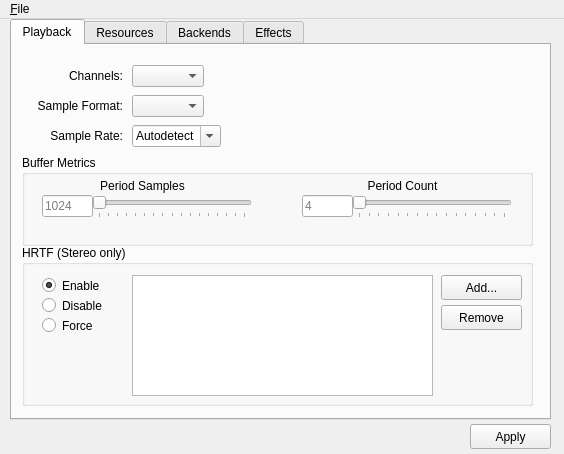
This is 3rdparty/openal-soft/utils/alsoft-config/mainwindow.ui in Sponk/NeoEditor as Qt 5 draws it before an edit. The edited form follows.
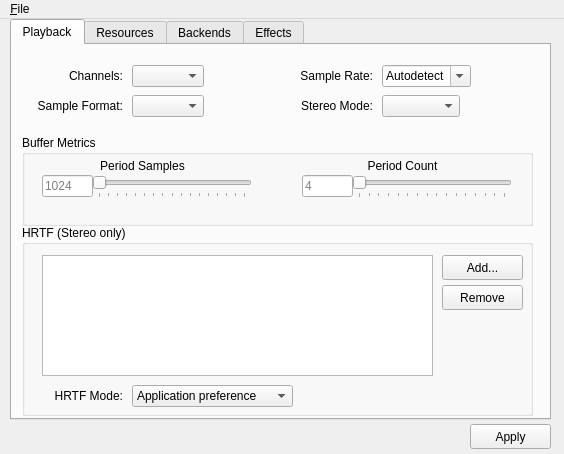
This is the edited form. Icons and pictures are not drawn.

What changed in the file:
```diff
--- a/3rdparty/openal-soft/utils/alsoft-config/mainwindow.ui
+++ b/3rdparty/openal-soft/utils/alsoft-config/mainwindow.ui
@@ -123,8 +123,8 @@
      <widget class="QComboBox" name="sampleRateCombo">
       <property name="geometry">
        <rect>
-        <x>120</x>
-        <y>80</y>
+        <x>370</x>
+        <y>20</y>
         <width>96</width>
         <height>22</height>
        </rect>
@@ -190,9 +190,9 @@
      <widget class="QLabel" name="label_7">
       <property name="geometry">
        <rect>
-        <x>10</x>
-        <y>80</y>
-        <width>101</width>
+        <x>280</x>
+        <y>20</y>
+        <width>81</width>
         <height>21</height>
        </rect>
       </property>
@@ -207,73 +207,20 @@
       <property name="geometry">
        <rect>
         <x>10</x>
-        <y>200</y>
+        <y>180</y>
         <width>511</width>
-        <height>161</height>
+        <height>191</height>
        </rect>
       </property>
       <property name="title">
        <string>HRTF (Stereo only)</string>
       </property>
-      <widget class="QRadioButton" name="hrtfEnableButton">
-       <property name="geometry">
-        <rect>
-         <x>20</x>
-         <y>30</y>
-         <width>71</width>
-         <height>21</height>
-        </rect>
-       </property>
-       <property name="toolTip">
-        <string>Allows applications to request HRTF mixing.</string>
-       </property>
-       <property name="text">
-        <string>Enable</string>
-       </property>
-       <property name="checked">
-        <bool>true</bool>
-       </property>
-      </widget>
-      <widget class="QRadioButton" name="hrtfDisableButton">
-       <property name="geometry">
-        <rect>
-         <x>20</x>
-         <y>50</y>
-         <width>71</width>
-         <height>21</height>
-        </rect>
-       </property>
-       <property name="toolTip">
-        <string>Does not allow HRTF mixing, even when requested.</string>
-       </property>
-       <property name="text">
-        <string>Disable</string>
-       </property>
-      </widget>
-      <widget class="QRadioButton" name="hrtfForceButton">
-       <property name="geometry">
-        <rect>
-         <x>20</x>
-         <y>70</y>
-         <width>71</width>
-         <height>21</height>
-        </rect>
-       </property>
-       <property name="toolTip">
-        <string>Attempts to force HRTF mixing, even if applications request not
-to do it. This may override the channel configuration and
-sample rate.</string>
-       </property>
-       <property name="text">
-        <string>Force</string>
-       </property>
-      </widget>
       <widget class="QListWidget" name="hrtfFileList">
        <property name="geometry">
         <rect>
-         <x>110</x>
+         <x>20</x>
          <y>30</y>
-         <width>301</width>
+         <width>391</width>
          <height>121</height>
         </rect>
        </property>
@@ -303,7 +250,7 @@
       <widget class="QPushButton" name="hrtfAddButton">
        <property name="geometry">
         <rect>
-         <x>419</x>
+         <x>420</x>
          <y>30</y>
          <width>81</width>
          <height>25</height>
@@ -324,7 +271,7 @@
       <widget class="QPushButton" name="hrtfRemoveButton">
        <property name="geometry">
         <rect>
-         <x>419</x>
+         <x>420</x>
          <y>60</y>
          <width>81</width>
          <height>25</height>
@@ -339,12 +286,56 @@
         </iconset>
        </property>
       </widget>
+      <widget class="QComboBox" name="hrtfStateComboBox">
+       <property name="geometry">
+        <rect>
+         <x>110</x>
+         <y>160</y>
+         <width>161</width>
+         <height>22</height>
+        </rect>
+       </property>
+       <property name="sizeAdjustPolicy">
+        <enum>QComboBox::AdjustToContentsOnFirstShow</enum>
+       </property>
+       <item>
+        <property name="text">
+         <string>Application preference</string>
+        </property>
+       </item>
+       <item>
+        <property name="text">
+         <string>Force on</string>
+        </property>
+       </item>
+       <item>
+        <property name="text">
+         <string>Force off</string>
+        </property>
+       </item>
+      </widget>
+      <widget class="QLabel" name="label_15">
+       <property name="geometry">
+        <rect>
+         <x>30</x>
+         <y>160</y>
+         <width>71</width>
+         <height>21</height>
+        </rect>
+       </property>
+       <property name="text">
+        <string>HRTF Mode:</string>
+       </property>
+       <property name="alignment">
+        <set>Qt::AlignRight|Qt::AlignTrailing|Qt::AlignVCenter</set>
+       </property>
+      </widget>
      </widget>
      <widget class="QGroupBox" name="groupBox_3">
       <property name="geometry">
        <rect>
         <x>10</x>
-        <y>110</y>
+        <y>90</y>
         <width>511</width>
         <height>91</height>
        </rect>
@@ -515,6 +506,37 @@
        </widget>
       </widget>
      </widget>
+     <widget class="QLabel" name="label_14">
+      <property name="geometry">
+       <rect>
+        <x>280</x>
+        <y>50</y>
+        <width>81</width>
+        <height>21</height>
+       </rect>
+      </property>
+      <property name="text">
+       <string>Stereo Mode:</string>
+      </property>
+      <property name="alignment">
+       <set>Qt::AlignRight|Qt::AlignTrailing|Qt::AlignVCenter</set>
+      </property>
+     </widget>
+     <widget class="QComboBox" name="stereoModeCombo">
+      <property name="geometry">
+       <rect>
+        <x>370</x>
+        <y>50</y>
+        <width>78</width>
+        <height>22</height>
+       </rect>
+      </property>
+      <property name="toolTip">
+       <string>How to treat stereo output. As headphones, HRTF or crossfeed
+filters may be used to improve binaural quality, which may not
+otherwise be suitable for speakers.</string>
+      </property>
+     </widget>
     </widget>
     <widget class="QWidget" name="tab_2">
      <attribute name="title">
```
Left out of the diff: 185 changed lines with no effect on the pictures.
